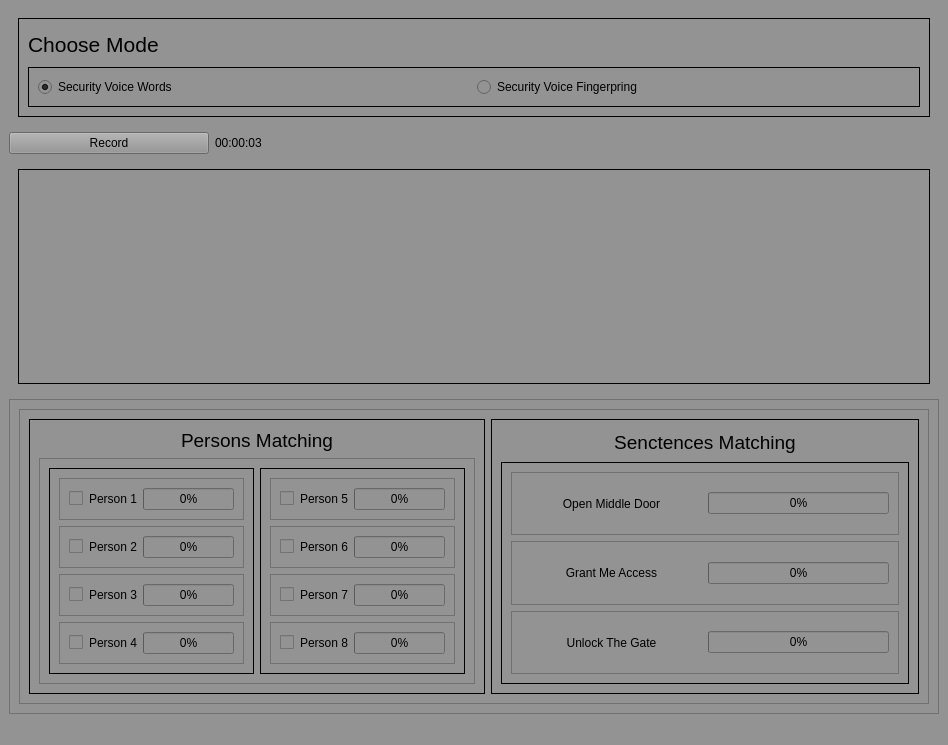
First picture: the form in GUI.ui, repository shehab400/Security-Voice-code-Access, before the edit.
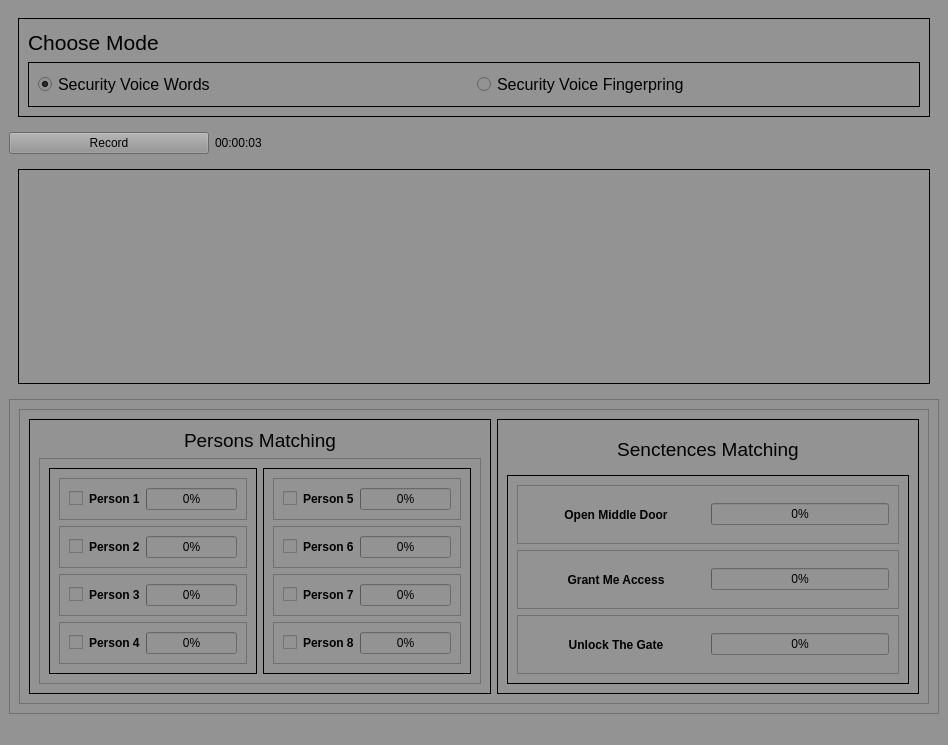
Second picture: the form after the edit. Icons and pictures are not drawn.

```diff
--- a/GUI.ui
+++ b/GUI.ui
@@ -132,6 +132,11 @@
                       </item>
                       <item>
                        <widget class="QLabel" name="label_5">
+                        <property name="font">
+                         <font>
+                          <bold>true</bold>
+                         </font>
+                        </property>
                         <property name="text">
                          <string>Person 1</string>
                         </property>
@@ -165,6 +170,11 @@
                       </item>
                       <item>
                        <widget class="QLabel" name="label_6">
+                        <property name="font">
+                         <font>
+                          <bold>true</bold>
+                         </font>
+                        </property>
                         <property name="text">
                          <string>Person 2</string>
                         </property>
@@ -198,6 +208,11 @@
                       </item>
                       <item>
                        <widget class="QLabel" name="label_7">
+                        <property name="font">
+                         <font>
+                          <bold>true</bold>
+                         </font>
+                        </property>
                         <property name="text">
                          <string>Person 3</string>
                         </property>
@@ -231,6 +246,11 @@
                       </item>
                       <item>
                        <widget class="QLabel" name="label_11">
+                        <property name="font">
+                         <font>
+                          <bold>true</bold>
+                         </font>
+                        </property>
                         <property name="text">
                          <string>Person 4</string>
                         </property>
@@ -279,6 +299,11 @@
                       </item>
                       <item>
                        <widget class="QLabel" name="label_8">
+                        <property name="font">
+                         <font>
+                          <bold>true</bold>
+                         </font>
+                        </property>
                         <property name="text">
                          <string>Person 5</string>
                         </property>
@@ -312,6 +337,11 @@
                       </item>
                       <item>
                        <widget class="QLabel" name="label_9">
+                        <property name="font">
+                         <font>
+                          <bold>true</bold>
+                         </font>
+                        </property>
                         <property name="text">
                          <string>Person 6</string>
                         </property>
@@ -345,6 +375,11 @@
                       </item>
                       <item>
                        <widget class="QLabel" name="label_10">
+                        <property name="font">
+                         <font>
+                          <bold>true</bold>
+                         </font>
+                        </property>
                         <property name="text">
                          <string>Person 7</string>
                         </property>
@@ -378,6 +413,11 @@
                       </item>
                       <item>
                        <widget class="QLabel" name="label_12">
+                        <property name="font">
+                         <font>
+                          <bold>true</bold>
+                         </font>
+                        </property>
                         <property name="text">
                          <string>Person 8</string>
                         </property>
@@ -425,7 +465,7 @@
                <property name="maximumSize">
                 <size>
                  <width>16777215</width>
-                 <height>27</height>
+                 <height>40</height>
                 </size>
                </property>
                <property name="font">
@@ -470,6 +510,11 @@
                        <verstretch>0</verstretch>
                       </sizepolicy>
                      </property>
+                     <property name="font">
+                      <font>
+                       <bold>true</bold>
+                      </font>
+                     </property>
                      <property name="layoutDirection">
                       <enum>Qt::LeftToRight</enum>
                      </property>
@@ -508,6 +553,11 @@
                        <verstretch>0</verstretch>
                       </sizepolicy>
                      </property>
+                     <property name="font">
+                      <font>
+                       <bold>true</bold>
+                      </font>
+                     </property>
                      <property name="text">
                       <string>Grant Me Access</string>
                      </property>
@@ -543,6 +593,11 @@
                        <verstretch>0</verstretch>
                       </sizepolicy>
                      </property>
+                     <property name="font">
+                      <font>
+                       <bold>true</bold>
+                      </font>
+                     </property>
                      <property name="text">
                       <string>Unlock The Gate</string>
                      </property>
@@ -625,6 +680,11 @@
             <layout class="QHBoxLayout" name="horizontalLayout">
              <item>
               <widget class="QRadioButton" name="radioButton">
+               <property name="font">
+                <font>
+                 <pointsize>12</pointsize>
+                </font>
+               </property>
                <property name="text">
                 <string>Security Voice Words</string>
                </property>
@@ -635,6 +695,11 @@
              </item>
              <item>
               <widget class="QRadioButton" name="radioButton_2">
+               <property name="font">
+                <font>
+                 <pointsize>12</pointsize>
+                </font>
+               </property>
                <property name="text">
                 <string>Security Voice Fingerpring</string>
                </property>
```
